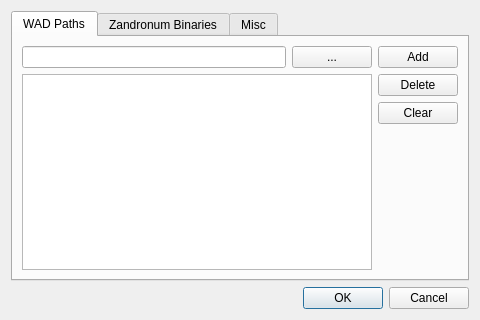
Before: the Qt Designer form src/ui/configbox.ui in crimsondusk/zcinema, drawn with Qt 5.
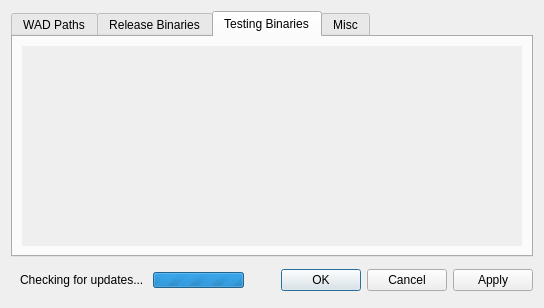
After: the same form once the commit is applied. The open tabs and pages were chosen to show the change.

Commit message: Overhauled the way versions are handled, it's all kept dynamically now.

What changed in the file:
```diff
--- a/src/ui/configbox.ui
+++ b/src/ui/configbox.ui
@@ -6,8 +6,8 @@
    <rect>
     <x>0</x>
     <y>0</y>
-    <width>480</width>
-    <height>320</height>
+    <width>544</width>
+    <height>308</height>
    </rect>
   </property>
   <property name="minimumSize">
@@ -115,7 +115,7 @@
      </widget>
      <widget class="QWidget" name="tab_2">
       <attribute name="title">
-       <string>Zandronum Binaries</string>
+       <string>Release Binaries</string>
       </attribute>
       <layout class="QVBoxLayout" name="verticalLayout_4">
        <item>
@@ -142,6 +142,38 @@
        </item>
       </layout>
      </widget>
+     <widget class="QWidget" name="tab_4">
+      <attribute name="title">
+       <string>Testing Binaries</string>
+      </attribute>
+      <layout class="QVBoxLayout" name="verticalLayout_7">
+       <item>
+        <widget class="QScrollArea" name="scrollArea_2">
+         <property name="frameShape">
+          <enum>QFrame::NoFrame</enum>
+         </property>
+         <property name="widgetResizable">
+          <bool>true</bool>
+         </property>
+         <widget class="QWidget" name="scrollAreaWidgetContents_2">
+          <property name="geometry">
+           <rect>
+            <x>0</x>
+            <y>0</y>
+            <width>516</width>
+            <height>213</height>
+           </rect>
+          </property>
+          <layout class="QVBoxLayout" name="verticalLayout_8">
+           <item>
+            <widget class="QWidget" name="betaVersions" native="true"/>
+           </item>
+          </layout>
+         </widget>
+        </widget>
+       </item>
+      </layout>
+     </widget>
      <widget class="QWidget" name="tab_3">
       <attribute name="title">
        <string>Misc</string>
@@ -175,14 +207,66 @@
     </widget>
    </item>
    <item>
-    <widget class="QDialogButtonBox" name="buttonBox">
-     <property name="orientation">
-      <enum>Qt::Horizontal</enum>
-     </property>
-     <property name="standardButtons">
-      <set>QDialogButtonBox::Cancel|QDialogButtonBox::Ok</set>
-     </property>
-    </widget>
+    <layout class="QHBoxLayout" name="horizontalLayout_2">
+     <item>
+      <widget class="QWidget" name="widget" native="true">
+       <layout class="QHBoxLayout" name="horizontalLayout_3">
+        <item>
+         <widget class="QLabel" name="updateLabel">
+          <property name="text">
+           <string>Checking for updates... </string>
+          </property>
+         </widget>
+        </item>
+        <item>
+         <widget class="QProgressBar" name="updateProgress">
+          <property name="enabled">
+           <bool>true</bool>
+          </property>
+          <property name="maximumSize">
+           <size>
+            <width>16777215</width>
+            <height>16</height>
+           </size>
+          </property>
+          <property name="maximum">
+           <number>0</number>
+          </property>
+          <property name="value">
+           <number>-1</number>
+          </property>
+          <property name="textVisible">
+           <bool>true</bool>
+          </property>
+         </widget>
+        </item>
+       </layout>
+      </widget>
+     </item>
+     <item>
+      <spacer name="horizontalSpacer">
+       <property name="orientation">
+        <enum>Qt::Horizontal</enum>
+       </property>
+       <property name="sizeHint" stdset="0">
+        <size>
+         <width>40</width>
+         <height>20</height>
+        </size>
+       </property>
+      </spacer>
+     </item>
+     <item>
+      <widget class="QDialogButtonBox" name="buttonBox">
+       <property name="orientation">
+        <enum>Qt::Horizontal</enum>
+       </property>
+       <property name="standardButtons">
+        <set>QDialogButtonBox::Apply|QDialogButtonBox::Cancel|QDialogButtonBox::Ok</set>
+       </property>
+      </widget>
+     </item>
+    </layout>
    </item>
   </layout>
  </widget>
```
Left out of the diff: 9 changed lines with no effect on the pictures. The commit also changes 10 other files.
